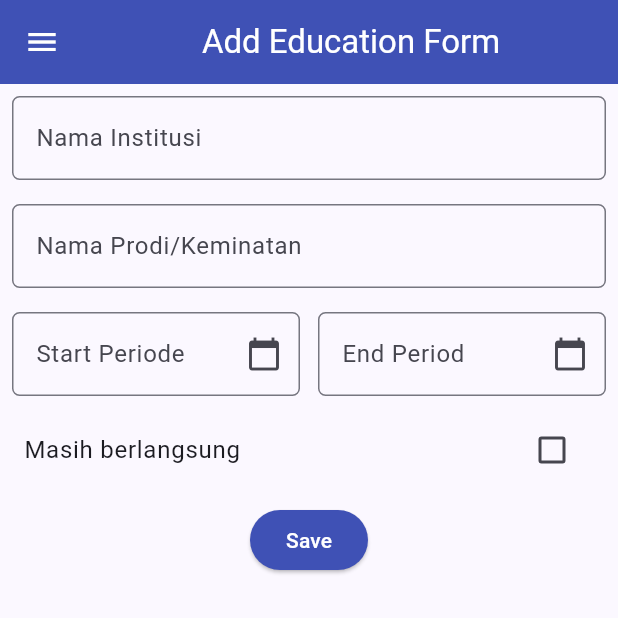
After one commit to Razan-Azhima/myportofolio_mobile, a Flutter app: the EducationFormPage screen opened by its route, on a phone screen of 412 x 824 dp, the top half of it. The commit adds this screen. Run offline on Flutter 3.47's test engine with Material 3 defaults, Android fonts, the phone set to English and light mode, and no system bars.

Commit message:
feat: added education form

```diff
--- a/lib/main.dart
+++ b/lib/main.dart
@@ -1,4 +1,5 @@
 import 'package:flutter/material.dart';
+import 'package:myportofolio_mobile/screens/education_form.dart';
 import 'package:myportofolio_mobile/screens/menu.dart';
 import 'package:myportofolio_mobile/screens/project_form.dart';
 
@@ -23,6 +24,7 @@ class MyApp extends StatelessWidget {
       home: MyHomePage(),
       routes: {
         '/add-project': (context) => const ProjectFormPage(),
+        '/add-edu': (context) => const EducationFormPage(),
       },
     );
   }
--- /dev/null
+++ b/lib/screens/education_form.dart
@@ -0,0 +1,274 @@
+import 'package:flutter/material.dart';
+import 'package:myportofolio_mobile/widgets/left_drawer.dart';
+
+class EducationFormPage extends StatefulWidget {
+  const EducationFormPage({super.key});
+
+  @override
+  State<StatefulWidget> createState() => _EducationFormPageState();
+}
+
+class _EducationFormPageState extends State<EducationFormPage> {
+  final _formKey = GlobalKey<FormState>();
+
+  String _institution = "";
+  String _degree = "";
+  DateTime? _startDate;
+  DateTime? _endDate;
+  bool _isStill = false;
+  String _period = "";
+
+  String _formatDate(DateTime date){
+    return "${date.day}/${date.month}/${date.year}";
+  }
+
+  void _updatePeriod() {
+  if (_startDate == null) {
+    _period = "";
+    return;
+  }
+
+  final start = _formatDate(_startDate!);
+  final end = _isStill
+      ? "Sekarang"
+      : _endDate == null
+          ? ""
+          : _formatDate(_endDate!);
+
+  _period = "$start - $end";
+}
+
+
+
+  @override
+  Widget build(BuildContext context) {
+    return Scaffold(
+      appBar: AppBar(
+        title: const Center(child: Text('Add Education Form')),
+        backgroundColor: Colors.indigo,
+        foregroundColor: Colors.white,
+      ),
+      drawer: const LeftDrawer(),
+      body: Form(
+        key: _formKey,
+        child: SingleChildScrollView(
+          child: Column(
+            crossAxisAlignment: CrossAxisAlignment.start,
+            children: [
+              // institution
+              Padding(
+                padding: const EdgeInsets.all(8.0),
+                child: TextFormField(
+                  decoration: InputDecoration(
+                    hintText: "Nama Institusi",
+                    labelText: "Nama Institusi",
+                    border: OutlineInputBorder(
+                      borderRadius: BorderRadius.circular(5.0),
+                    ),
+                  ),
+                  onChanged: (String? value) {
+                    setState(() {
+                      _institution = value!;
+                    });
+                  },
+                  validator: (String? value) {
+                    if (value == null || value.trim().isEmpty) {
+                      return "Nama Institusi tidak boleh kosong!";
+                    }
+                    return null;
+                  },
+                ),
+              ),
+              // degree atau keminatan
+              Padding(
+                padding: const EdgeInsets.all(8.0),
+                child: TextFormField(
+                  decoration: InputDecoration(
+                    hintText: "Nama Prodi/Keminatan",
+                    labelText: "Nama Prodi/Keminatan",
+                    border: OutlineInputBorder(
+                      borderRadius: BorderRadius.circular(5.0),
+                    ),
+                  ),
+                  onChanged: (String? value) {
+                    setState(() {
+                      _degree = value!;
+                    });
+                  },
+                  validator: (String? value) {
+                    if (value == null || value.trim().isEmpty) {
+                      return "Nama Prodi/Keminatan tidak boleh kosong!";
+                    }
+                    return null;
+                  },
+                ),
+              ),
+
+              // == Periode ==
+              Padding(
+                padding: const EdgeInsets.all(8.0),
+                child: Row(
+                  children: [
+                    // start
+                    Expanded(
+                      child: TextFormField(
+                        readOnly: true,
+                        decoration: InputDecoration(
+                          hintText: "",
+                          labelText: "Start Periode",
+                          border: OutlineInputBorder(
+                            borderRadius: BorderRadius.circular(5.0),
+                          ),
+                          suffixIcon: const Icon(Icons.calendar_today),
+                        ),
+                        controller: TextEditingController(
+                          text: _startDate == null
+                              ? ""
+                              : "${_startDate!.day}/${_startDate!.month}/${_startDate!.year}",
+                        ),
+                        onTap: () async {
+                          final pickedDate = await showDatePicker(
+                            context: context,
+                            initialDate: _startDate ?? DateTime.now(),
+                            firstDate: DateTime(1950),
+                            lastDate: DateTime.now(),
+                          );
+
+                          if (pickedDate != null) {
+                            setState(() {
+                              _startDate = pickedDate;
+                              _updatePeriod();
+                              if (_endDate != null &&
+                                  _endDate!.isBefore(pickedDate)) {
+                                _endDate = null;
+                              }
+                            });
+                          }
+                        },
+                        validator: (_) {
+                          if (_startDate == null) {
+                            return "Wajib diisi!";
+                          }
+                          return null;
+                        },
+                      ),
+                    ),
+                    const SizedBox(width: 12),
+                    // end
+                    Expanded(
+                      child: TextFormField(
+                        readOnly: true,
+                        enabled: !_isStill,
+                        decoration: InputDecoration(
+                          hintText: "",
+                          labelText: "End Period",
+                          border: OutlineInputBorder(
+                            borderRadius: BorderRadius.circular(5.0),
+                          ),
+                          suffixIcon: const Icon(Icons.calendar_today),
+                        ),
+                        controller: TextEditingController(
+                          text: _isStill
+                              ? "Sekarang"
+                              : _endDate == null
+                              ? ""
+                              : "${_endDate!.day}/${_endDate!.month}/${_endDate!.year}",
+                        ),
+                        onTap: _isStill
+                            ? null
+                            : () async {
+                                final pickedDate = await showDatePicker(
+                                  context: context,
+                                  initialDate: _endDate ?? DateTime.now(),
+                                  firstDate: _startDate ?? DateTime(1950),
+                                  lastDate: DateTime.now(),
+                                );
+                                if (pickedDate != null) {
+                                  setState(() {
+                                    _endDate = pickedDate;
+                                    _updatePeriod();
+                                  });
+                                }
+                              },
+                        validator: (_) {
+                          if (!_isStill && _endDate == null) {
+                            return "Wajib diisi";
+                          }
+                          return null;
+                        },
+                      ),
+                    ),
+                  ],
+                ),
+              ),
+
+              CheckboxListTile(
+                title: const Text("Masih berlangsung"),
+                value: _isStill,
+                onChanged: (value) {
+                  setState(() {
+                    _isStill = value ?? false;
+
+                    if (_isStill) {
+                      _endDate = null;
+                    }
+                  });
+                },
+              ),
+
+
+
+              // tombol simpan
+              Align(
+                alignment: Alignment.bottomCenter,
+                child: Padding(
+                  padding: const EdgeInsets.all(8.0),
+                  child: ElevatedButton(
+                    style: ButtonStyle(
+                      backgroundColor: WidgetStateProperty.all(Colors.indigo),
+                    ),
+                    onPressed: () {
+                      if (_formKey.currentState!.validate()){
+                        showDialog(
+                          context: context,
+                          builder: (context) {
+                            return AlertDialog(
+                              title: const Text("Edukasi berhasil ditambahkan!"),
+                              content: SingleChildScrollView(
+                                child: Column(
+                                  crossAxisAlignment: CrossAxisAlignment.start,
+                                  children: [
+                                    Text('Nama Institusi: $_institution'),
+                                    Text('Prodi/Keminatan: $_degree'),
+                                    Text('Periode: $_period'),
+                                  ],
+                                )
+                              ),
+                              actions: [
+                                TextButton(
+                                  child: const Text("OK"),
+                                  onPressed: () {
+                                    Navigator.pop(context);
+                                    _formKey.currentState!.reset();
+                                  },
+                                ),
+                              ],
+                            );
+                          }
+                        );
+                      }
+                    },
+                    child: const Text(
+                      "Save",
+                      style: TextStyle(color: Colors.white),
+                    ),
+                  )
+                )
+              )
+            ],
+          ),
+        ),
+      ),
+    );
+  }
+}
--- a/lib/screens/menu.dart
+++ b/lib/screens/menu.dart
@@ -21,7 +21,7 @@ class MyHomePage extends StatelessWidget {
       // AppBar menampilkan bar bagian atas halaman aplikasi.
       appBar: AppBar(
         title: const Text(
-          'MyPortfolio',
+          'MyPortofolio',
           style: TextStyle(color: Colors.white, fontWeight: FontWeight.bold),
         ),
         backgroundColor: Theme.of(context).colorScheme.primary,
--- a/lib/screens/project_form.dart
+++ b/lib/screens/project_form.dart
@@ -1,4 +1,4 @@
-import 'package:flutter/material.dart';
+ import 'package:flutter/material.dart';
 import 'package:myportofolio_mobile/widgets/left_drawer.dart';
 
 class ProjectFormPage extends StatefulWidget {
--- a/lib/widgets/left_drawer.dart
+++ b/lib/widgets/left_drawer.dart
@@ -50,6 +50,15 @@ class LeftDrawer extends StatelessWidget {
               Navigator.pushNamed(context, '/add-project');
             },
           ),
+          ListTile(
+            leading: const Icon(Icons.book_sharp),
+            title: const Text('Add Education'),
+
+            onTap: () {
+              Navigator.pop(context);
+              Navigator.pushNamed(context, '/add-edu');
+            },
+          ),
         ],
       ),
     );
```
Also changed, not shown: 1 other file.
